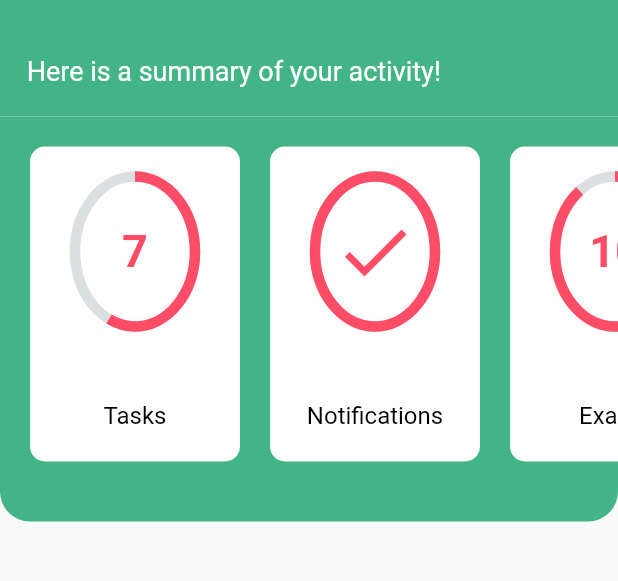
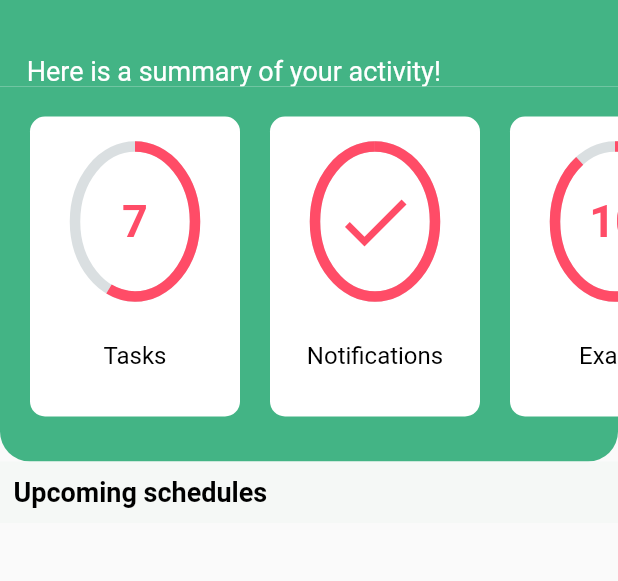
Before and after one commit to openmindsclub/Student-App, a Flutter app: the Dashboard screen opened by its route, on a phone screen of 412 x 824 dp, the part 59-640 px from its top. Run offline on Flutter 3.47's test engine with Material 2 defaults, Android fonts, the phone set to English and light mode, and no system bars.

Commit message:
schedule init

```diff
--- a/lib/menu_elements/category_scroller.dart
+++ b/lib/menu_elements/category_scroller.dart
@@ -18,7 +18,7 @@ class _CategoryScrollerState extends State<CategoryScroller> {
     return Container(
       width: 140,
       margin: EdgeInsets.only(right: 20),
-      height: 210,
+      height: 200,
       decoration: BoxDecoration(
           color: Colors.white,
           borderRadius: BorderRadius.all(Radius.circular(10.0))),
@@ -45,7 +45,7 @@ class _CategoryScrollerState extends State<CategoryScroller> {
               ),
             ),
             SizedBox(
-              height: 50,
+              height: 30,
             ),
             Text(
               singleActivity.activity,
--- a/lib/menu_elements/dashboard.dart
+++ b/lib/menu_elements/dashboard.dart
@@ -1,6 +1,7 @@
 import 'package:flutter/material.dart';
 import 'package:usthb_app/main_drawer.dart';
 import 'package:usthb_app/menu_elements/category_scroller.dart';
+import 'package:usthb_app/menu_elements/schedule_scroller.dart';
 
 class Dashboard extends StatefulWidget {
   @override
@@ -20,13 +21,13 @@ class _DashboardState extends State<Dashboard> {
       body: Column(
         //crossAxisAlignment: CrossAxisAlignment.start,
         children: <Widget>[
+          Column(
+            children: [
               Container(
                 padding: EdgeInsets.only(top: 20.0),
                 color: Color(0xff43B485),
                 child: Align(
                   alignment: Alignment.bottomLeft,
-                child: Padding(
-                  padding: EdgeInsets.only(bottom: 20.0),
                   child: Text(
                     '    Here is a summary of your activity!',
                     style: TextStyle(
@@ -34,7 +35,7 @@ class _DashboardState extends State<Dashboard> {
                       fontSize: 18,
                     ),
                   ),
-                )),
+                ),
               ),
               Container(
                 decoration: BoxDecoration(
@@ -44,8 +45,35 @@ class _DashboardState extends State<Dashboard> {
                   color: Color(0xff43B485),
                 ),
                 child: Padding(
-              padding: EdgeInsets.only(bottom: 20.0),
+                  padding: EdgeInsets.only(bottom: 10.0),
                   child: CategoryScroller(),
+                ),
+              ),
+            ],
+          ),
+          Container(
+            color: Color(0xffF5F8F6),
+            child: Column(
+              children: <Widget>[
+                Container(
+                  padding: EdgeInsets.only(top: 10.0),
+                  child: Align(
+                    alignment: Alignment.bottomLeft,
+                    child: Text(
+                      '  Upcoming schedules',
+                      style: TextStyle(
+                        color: Colors.black,
+                        fontWeight: FontWeight.bold,
+                        fontSize: 18,
+                      ),
+                    ),
+                  ),
+                ),
+                Padding(
+                    padding: EdgeInsets.only(bottom: 10.0),
+                    child: ScheduleScroller(),
+                  ),
+              ],
             ),
           ),
         ],
```
Also changed, not shown: lib/dart_src/tasks.dart (added, +8 -0 lines), lib/menu_elements/schedule_scroller.dart (added, +13 -0 lines). Lines whose indentation alone changed are shown as unchanged.
